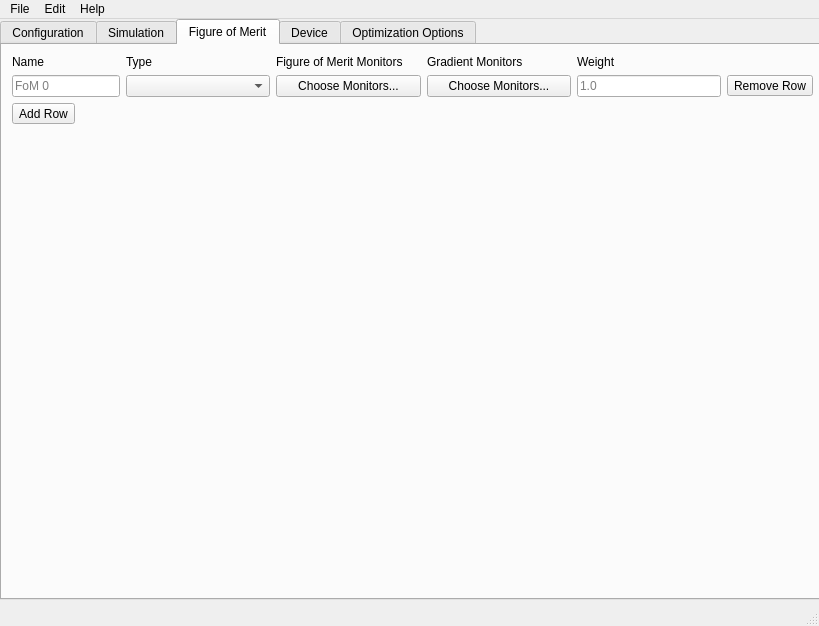
Above: vipdopt/gui/settings.ui from Faraon-Lab/vipdopt before the change. Below: the same form after it.
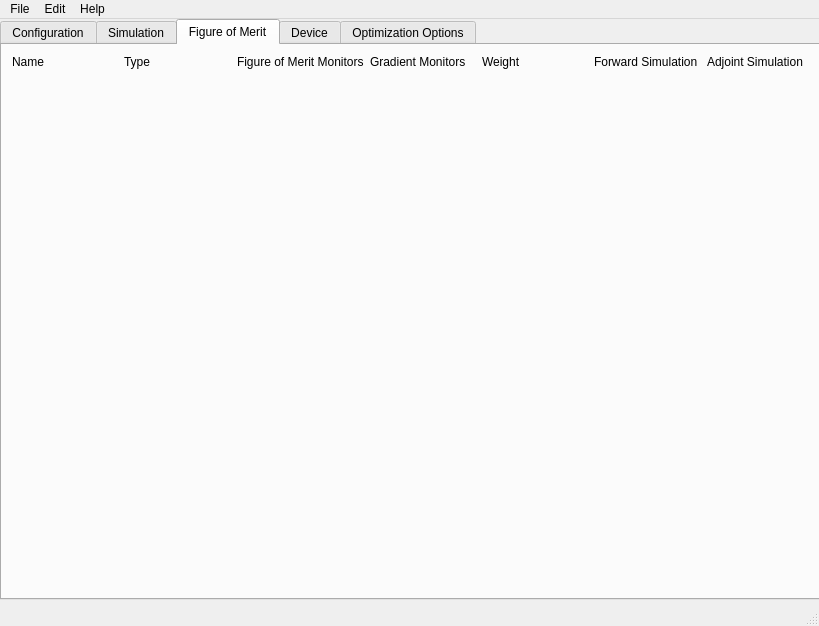
That is the form after the change.

Commit message: Fix FoM GUI Features

```diff
--- a/vipdopt/gui/settings.ui
+++ b/vipdopt/gui/settings.ui
@@ -240,6 +240,34 @@
       <layout class="QVBoxLayout" name="verticalLayout_2">
        <item>
         <layout class="QGridLayout" name="fom_gridLayout">
+         <item row="0" column="5">
+          <widget class="QLabel" name="fom_fwd_sim_label">
+           <property name="text">
+            <string>Forward Simulation</string>
+           </property>
+          </widget>
+         </item>
+         <item row="0" column="0">
+          <widget class="QLabel" name="fom_name_label">
+           <property name="text">
+            <string>Name</string>
+           </property>
+          </widget>
+         </item>
+         <item row="0" column="2">
+          <widget class="QLabel" name="fom_fom_mon_label">
+           <property name="text">
+            <string>Figure of Merit Monitors</string>
+           </property>
+          </widget>
+         </item>
+         <item row="0" column="3">
+          <widget class="QLabel" name="fom_grad_mon_label">
+           <property name="text">
+            <string>Gradient Monitors</string>
+           </property>
+          </widget>
+         </item>
          <item row="0" column="4">
           <widget class="QLabel" name="fom_weight_label">
            <property name="text">
@@ -254,85 +282,10 @@
            </property>
           </widget>
          </item>
-         <item row="1" column="4">
-          <widget class="QLineEdit" name="fom_weight_lineEdit_0">
-           <property name="sizePolicy">
-            <sizepolicy hsizetype="Minimum" vsizetype="Fixed">
-             <horstretch>0</horstretch>
-             <verstretch>0</verstretch>
-            </sizepolicy>
-           </property>
-           <property name="placeholderText">
-            <string>1.0</string>
-           </property>
-          </widget>
-         </item>
-         <item row="0" column="3">
-          <widget class="QLabel" name="fom_grad_mon_label">
+         <item row="0" column="6">
+          <widget class="QLabel" name="fom_adj_sim_label">
            <property name="text">
-            <string>Gradient Monitors</string>
-           </property>
-          </widget>
-         </item>
-         <item row="0" column="2">
-          <widget class="QLabel" name="fom_fom_mon_label">
-           <property name="text">
-            <string>Figure of Merit Monitors</string>
-           </property>
-          </widget>
-         </item>
-         <item row="1" column="1">
-          <widget class="QComboBox" name="fom_type_comboBox_0">
-           <property name="placeholderText">
-            <string>Select...</string>
-           </property>
-          </widget>
-         </item>
-         <item row="0" column="0">
-          <widget class="QLabel" name="fom_name_label">
-           <property name="text">
-            <string>Name</string>
-           </property>
-          </widget>
-         </item>
-         <item row="1" column="0">
-          <widget class="QLineEdit" name="fom_name_lineEdit_0">
-           <property name="sizePolicy">
-            <sizepolicy hsizetype="Maximum" vsizetype="Fixed">
-             <horstretch>0</horstretch>
-             <verstretch>0</verstretch>
-            </sizepolicy>
-           </property>
-           <property name="placeholderText">
-            <string>FoM 0</string>
-           </property>
-          </widget>
-         </item>
-         <item row="1" column="5">
-          <widget class="QToolButton" name="fom_delrow_toolButton">
-           <property name="text">
-            <string>Remove Row</string>
-           </property>
-          </widget>
-         </item>
-         <item row="2" column="0">
-          <widget class="QToolButton" name="fom_addrow_toolButton">
-           <property name="text">
-            <string>Add Row</string>
-           </property>
-          </widget>
-         </item>
-         <item row="1" column="2">
-          <widget class="QPushButton" name="fom_fom_pushButton_0">
-           <property name="text">
-            <string>Choose Monitors...</string>
-           </property>
-          </widget>
-         </item>
-         <item row="1" column="3">
-          <widget class="QPushButton" name="fom_grad_pushButton_0">
-           <property name="text">
-            <string>Choose Monitors...</string>
+            <string>Adjoint Simulation</string>
            </property>
           </widget>
          </item>
```
The commit also changes 6 other files.
